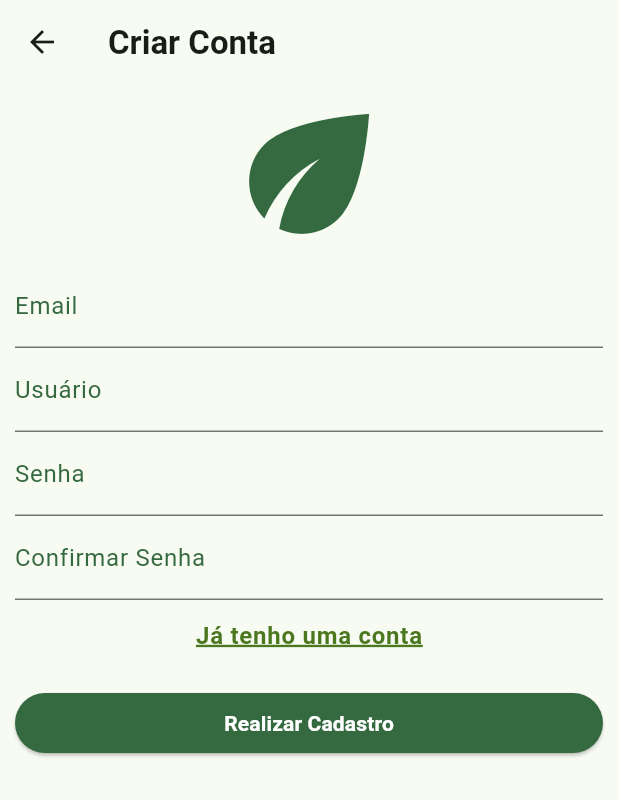
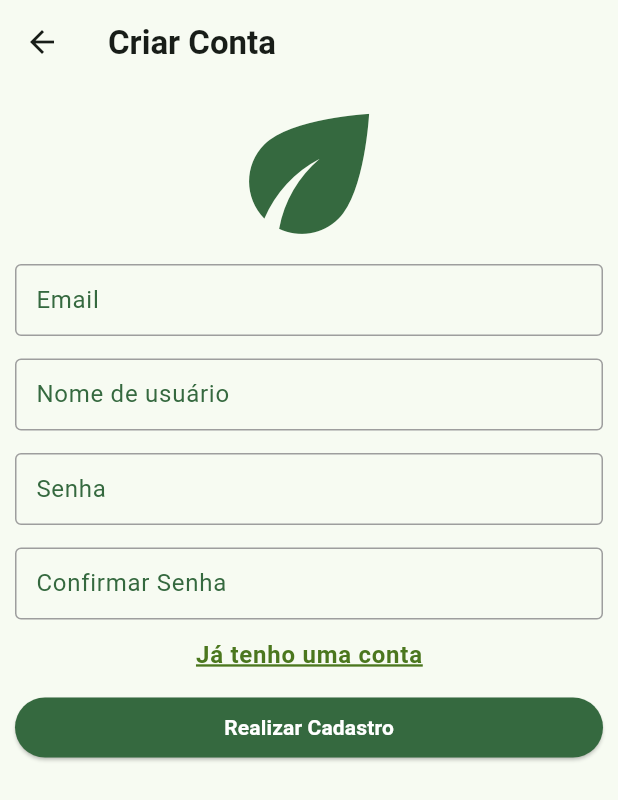
Before and after one commit to arturRDC/RegApp, a Flutter app: the screen it shows after launch, after a tap on "Começar", on a phone screen of 412 x 824 dp. Shown: the top 800 px of the screen. Run offline on Flutter 3.47's test engine with Material 3 defaults, Android fonts, the phone set to English and light mode, and no system bars; our stand-ins replace file_picker, flutter_svg, go_router, google_fonts; missing offline and left inert: flutter_verification_code; project files that could hold a hidden picture were left out.

Commit message:
Altered global textfield styling

```diff
--- a/lib/main.dart
+++ b/lib/main.dart
@@ -18,12 +18,27 @@ class MyApp extends StatelessWidget {
       theme: ThemeData(
         colorScheme: colorScheme,
         textTheme: textTheme,
+
         elevatedButtonTheme: ElevatedButtonThemeData(
             style: ButtonStyle(
                 backgroundColor:
                     MaterialStateProperty.all<Color>(colorScheme.primary),
                 foregroundColor:
                     MaterialStateProperty.all<Color>(colorScheme.onPrimary))),
+
+        inputDecorationTheme: InputDecorationTheme(
+          enabledBorder: OutlineInputBorder(
+          borderSide: const BorderSide(color: Colors.grey),
+          borderRadius: BorderRadius.circular(4),
+          ),
+          focusedBorder: OutlineInputBorder(
+          borderSide: const BorderSide(color: Colors.grey),
+          borderRadius: BorderRadius.circular(4),
+          ),
+
+          contentPadding: EdgeInsets.fromLTRB(10, 0, 10, 0),
+
+        ),
         useMaterial3: true,
       ),
       routerConfig: CustomNavigationHelper.router,
--- a/lib/ui/AddPlantPage.dart
+++ b/lib/ui/AddPlantPage.dart
@@ -1,6 +1,5 @@
 import 'package:flutter/material.dart';
 import 'package:file_picker/file_picker.dart';
-import 'package:flutter/widgets.dart';
 import 'package:go_router/go_router.dart';
 import 'package:regapp/ui/components/WeekFrequencyInput.dart';
 
--- a/lib/ui/CreateAccountPage.dart
+++ b/lib/ui/CreateAccountPage.dart
@@ -21,93 +21,98 @@ class _CreateAccountState extends State<CreateAccount> {
   @override
   Widget build(BuildContext context) {
     return Scaffold(
-      appBar: AppBar(
-      title: const Text('Criar Conta')
-      ),
+        appBar: AppBar(title: const Text('Criar Conta')),
         body: SingleChildScrollView(
             padding: const EdgeInsets.fromLTRB(10, 0, 10, 0),
+            child:
+            Expanded(
+                child: Container(
+                alignment: Alignment.center,
                 child: Form(
               child: Column(
               crossAxisAlignment: CrossAxisAlignment.stretch,
               children: <Widget>[
-                Icon(Icons.eco, size: 120, color: Theme.of(context).colorScheme.primary),
+                Icon(Icons.eco,
+                  size: 120, color: Theme.of(context).colorScheme.primary),
                 TextFormField(
                   keyboardType: TextInputType.emailAddress,
                   decoration: InputDecoration(
                     labelText: "Email",
-                    labelStyle: TextStyle(color:Theme.of(context).colorScheme.primary),
+                    labelStyle:
+                        TextStyle(color: Theme.of(context).colorScheme.primary),
+
                   ),
-                  textAlign: TextAlign.center,
-                  style: TextStyle(color:Theme.of(context).colorScheme.primary),
+                  style:
+                      TextStyle(color: Theme.of(context).colorScheme.primary),
                 ),
+                const SizedBox(height: 15),
                 TextFormField(
                   keyboardType: TextInputType.text,
                   decoration: InputDecoration(
-                    labelText: "Usuário",
-                    labelStyle: TextStyle(color:Theme.of(context).colorScheme.primary),
+                    labelText: "Nome de usuário",
+                    labelStyle:
+                        TextStyle(color: Theme.of(context).colorScheme.primary),
                   ),
-                  textAlign: TextAlign.center,
-                  style: TextStyle(color:Theme.of(context).colorScheme.primary),
+                  style:
+                      TextStyle(color: Theme.of(context).colorScheme.primary),
                 ),
+                const SizedBox(height: 15),
                 TextFormField(
                   obscureText: true,
                   keyboardType: TextInputType.visiblePassword,
                   decoration: InputDecoration(
                     labelText: "Senha",
-                    labelStyle: TextStyle(color:Theme.of(context).colorScheme.primary),
+                    labelStyle:
+                        TextStyle(color: Theme.of(context).colorScheme.primary),
                   ),
-                  textAlign: TextAlign.center,
-                  style: TextStyle(color:Theme.of(context).colorScheme.primary),
+                  style:
+                      TextStyle(color: Theme.of(context).colorScheme.primary),
                 ),
+                const SizedBox(height: 15),
                 TextFormField(
                   obscureText: true,
                   keyboardType: TextInputType.visiblePassword,
                   decoration: InputDecoration(
                     labelText: "Confirmar Senha",
-                    labelStyle: TextStyle(color:Theme.of(context).colorScheme.primary),
+                    labelStyle:
+                        TextStyle(color: Theme.of(context).colorScheme.primary),
                   ),
-                  textAlign: TextAlign.center,
-                  style: TextStyle(color:Theme.of(context).colorScheme.primary),
+                  style:
+                      TextStyle(color: Theme.of(context).colorScheme.primary),
                 ),
-
                 TextButton(
                   onPressed: () {
-                        Navigator.push(
-                            context,
-                            MaterialPageRoute(
-                                builder: (context) => const Login()));
+                    Navigator.push(context,
+                        MaterialPageRoute(builder: (context) => const Login()));
                   },
                   child: Text(
                     'Já tenho uma conta',
-                          style:
-                              Theme.of(context).textTheme.bodyLarge?.copyWith(
+                    style: Theme.of(context).textTheme.bodyLarge?.copyWith(
                           color: const Color.fromRGBO(75, 119, 30, 1),
                           fontWeight: FontWeight.w600,
-                                    decoration: TextDecoration.underline, decorationColor: const Color.fromRGBO(75, 119, 30, 1),
+                          decoration: TextDecoration.underline,
+                          decorationColor: const Color.fromRGBO(75, 119, 30, 1),
                           decorationThickness: 2,
                         ),
                   ),
                 ),
-
-
-                Padding(
-                  padding: const EdgeInsets.only(top: 10, bottom: 10),
-                  child: ButtonTheme(
+                //SizedBox(height: 200),
+                ButtonTheme(
                     height: 50,
                     child: ElevatedButton(
-                      onPressed: (){
-                      },
-                      style: ElevatedButton.styleFrom(backgroundColor: Theme.of(context).colorScheme.primary),
+                      onPressed: () {},
+                      style: ElevatedButton.styleFrom(
+                          backgroundColor:
+                              Theme.of(context).colorScheme.primary),
                       child: const Text(
                         "Realizar Cadastro",
                         style: TextStyle(color: Colors.white, fontSize: 14),
                       ),
-                    ),),
+                    ),
                   ),
               ],
-            )
-        )
-      )
-    );
+            ))
+                  )),
+            ));
   }
 }
--- a/lib/ui/LoginPage.dart
+++ b/lib/ui/LoginPage.dart
@@ -30,10 +30,10 @@ class _LoginState extends State<Login> {
                     labelStyle:
                         TextStyle(color: Theme.of(context).colorScheme.primary),
                   ),
-                  textAlign: TextAlign.center,
                   style:
                       TextStyle(color: Theme.of(context).colorScheme.primary),
                 ),
+                const SizedBox(height: 15),
                 TextFormField(
                   obscureText: true,
                   keyboardType: TextInputType.visiblePassword,
@@ -42,7 +42,6 @@ class _LoginState extends State<Login> {
                     labelStyle:
                         TextStyle(color: Theme.of(context).colorScheme.primary),
                   ),
-                  textAlign: TextAlign.center,
                   style:
                       TextStyle(color: Theme.of(context).colorScheme.primary),
                 ),
--- a/lib/ui/NewPassword.dart
+++ b/lib/ui/NewPassword.dart
@@ -22,7 +22,7 @@ class _NewPasswordState extends State<NewPassword> {
               crossAxisAlignment: CrossAxisAlignment.stretch,
               children: <Widget>[
                 Icon(Icons.mark_email_read_outlined, size: 120, color: Theme.of(context).colorScheme.primary),
-                Text("Email validado com sucesso!"),
+                const Text("Email validado com sucesso!"),
                 TextFormField(
                   obscureText: true,
                   keyboardType: TextInputType.visiblePassword,
@@ -30,9 +30,9 @@ class _NewPasswordState extends State<NewPassword> {
                     labelText: "Nova senha",
                     labelStyle: TextStyle(color:Theme.of(context).colorScheme.primary),
                   ),
-                  textAlign: TextAlign.center,
                   style: TextStyle(color:Theme.of(context).colorScheme.primary),
                 ),
+                const SizedBox(height: 15),
                 TextFormField(
                   obscureText: true,
                   keyboardType: TextInputType.visiblePassword,
@@ -40,7 +40,6 @@ class _NewPasswordState extends State<NewPassword> {
                     labelText: "Confirmar senha",
                     labelStyle: TextStyle(color:Theme.of(context).colorScheme.primary),
                   ),
-                  textAlign: TextAlign.center,
                   style: TextStyle(color:Theme.of(context).colorScheme.primary),
                 ),
 
--- a/lib/ui/ResetPasswordPage.dart
+++ b/lib/ui/ResetPasswordPage.dart
@@ -28,7 +28,6 @@ class _ResetPasswordPageState extends State<ResetPasswordPage> {
                     labelStyle:
                         TextStyle(color: Theme.of(context).colorScheme.primary),
                   ),
-                  textAlign: TextAlign.center,
                   style:
                       TextStyle(color: Theme.of(context).colorScheme.primary),
                 ),
--- a/lib/ui/components/PlantCard.dart
+++ b/lib/ui/components/PlantCard.dart
@@ -1,5 +1,4 @@
 import 'package:flutter/material.dart';
-import 'package:flutter/widgets.dart';
 import 'package:flutter_svg/flutter_svg.dart';
 import 'package:go_router/go_router.dart';
 
```
Also changed, not shown: lib/ui/Verification.dart (+5 -5 lines). Lines whose indentation alone changed are shown as unchanged.
